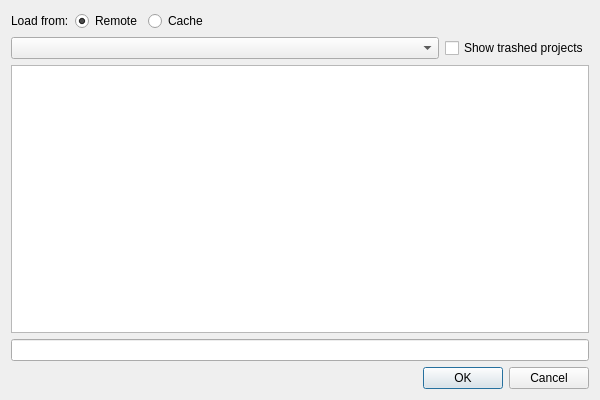
The window that src/pythonGui/karabo_gui/project/dialog/project_handle.ui (European-XFEL/Karabo) describes before a commit, drawn with Qt 5.
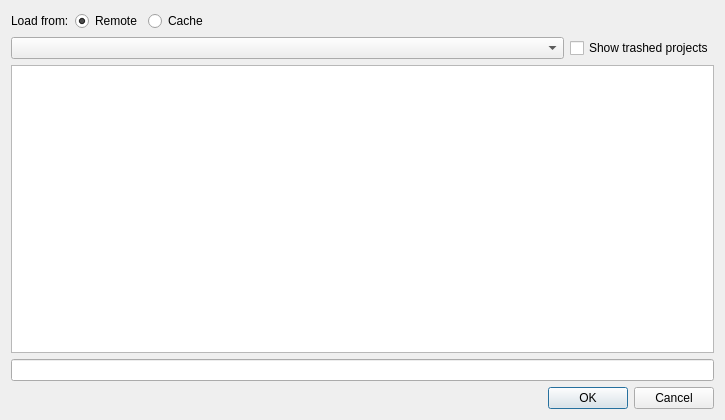
The same window after the commit.

Commit message: a little more comfort in project dialog - resize of simple name column

What changed in the file:
```diff
--- a/src/pythonGui/karabo_gui/project/dialog/project_handle.ui
+++ b/src/pythonGui/karabo_gui/project/dialog/project_handle.ui
@@ -6,8 +6,8 @@
    <rect>
     <x>0</x>
     <y>0</y>
-    <width>600</width>
-    <height>400</height>
+    <width>725</width>
+    <height>420</height>
    </rect>
   </property>
   <property name="windowTitle">
```
Left out of the diff: 7 changed lines with no effect on the pictures. The commit also changes 1 other file.
